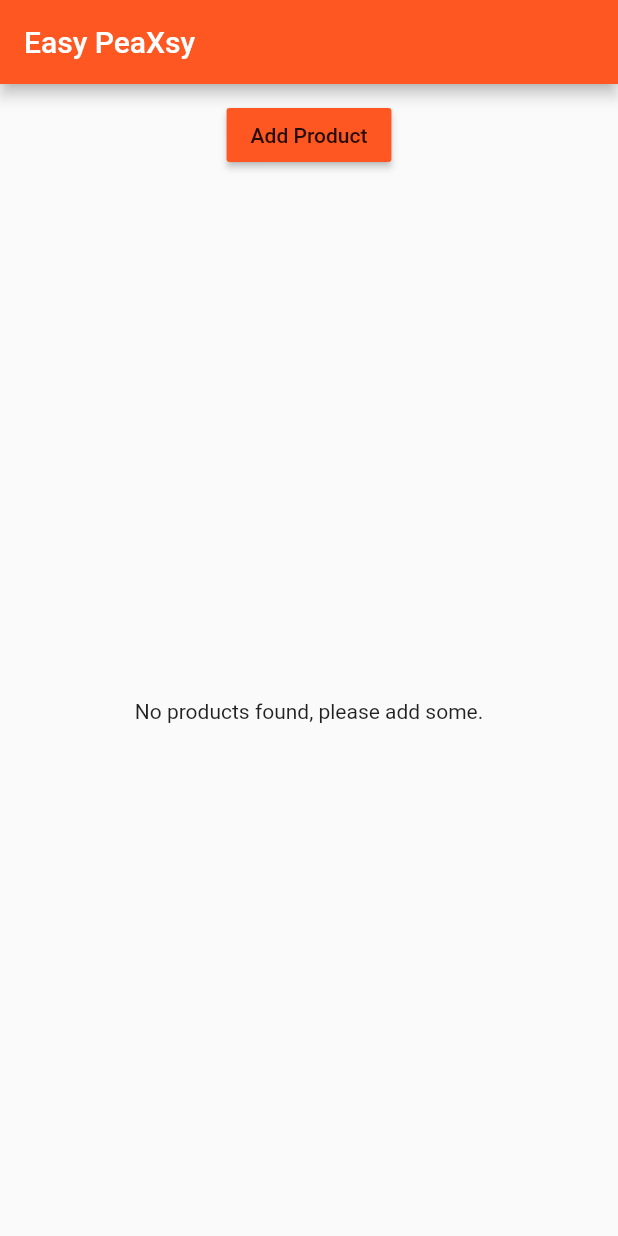
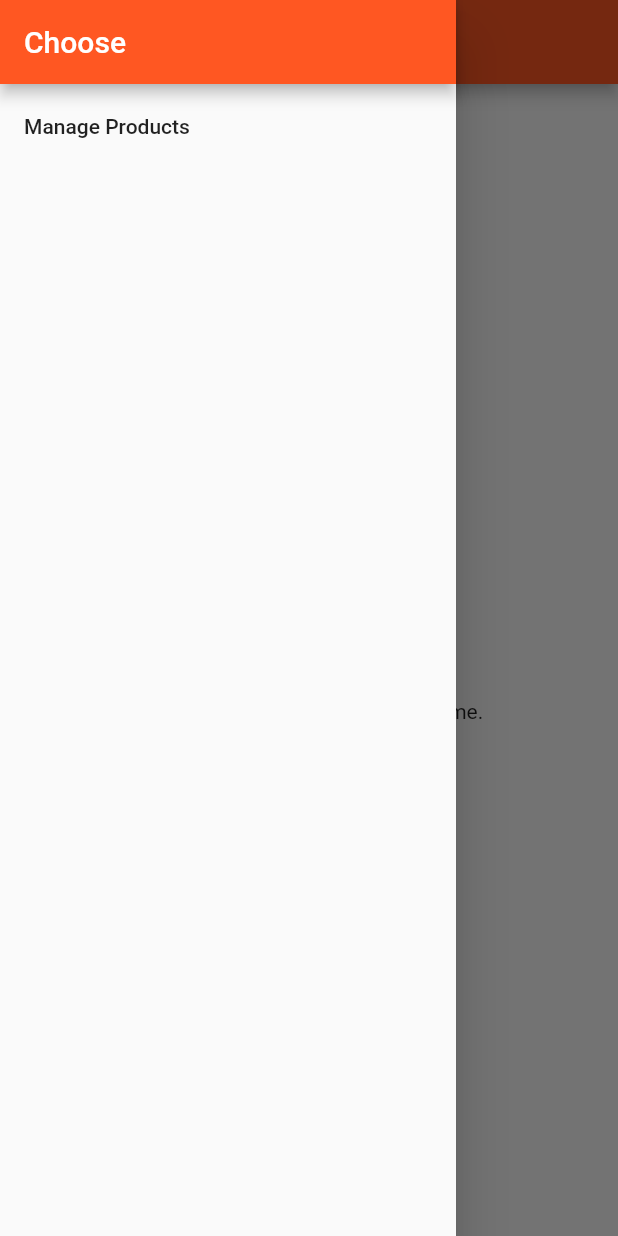
Before and after one commit to khmy2010/flutter-exercise-1, a Flutter app: the screen it shows after launch, with the side drawer open (before the commit the screen has no drawer), on a phone screen of 412 x 824 dp. Run offline on Flutter 3.47's test engine with Material 2 defaults, Android fonts, the phone set to English and light mode, and no system bars.

Commit message:
progress commit

```diff
--- a/lib/main.dart
+++ b/lib/main.dart
@@ -1,19 +1,67 @@
 import 'package:flutter/material.dart';
 
-import './pages/home.dart';
-
+// import './pages/auth.dart';
+import './pages/products_admin.dart';
+import './pages/products.dart';
+import './pages/product.dart';
 
 void main() => runApp(MyApp());
 
-class MyApp extends StatelessWidget {
+class MyApp extends StatefulWidget {
+  @override
+  State<StatefulWidget> createState() {
+    return _MyAppState();
+  }
+}
+
+class _MyAppState extends State<MyApp> {
+  List<Map<String, String>> _products = [];
+
+  void _addProduct(Map<String, String> product) {
+    setState(() {
+      _products.add(product);
+    });
+  }
+
+  void _deleteProduct(int index) {
+    setState(() {
+      _products.removeAt(index);
+    });
+  }
+
   Widget build(BuildContext context) {
     return MaterialApp(
       theme: ThemeData(
-        brightness: Brightness.light,
-        primarySwatch: Colors.deepOrange,
-        accentColor: Colors.deepPurple
-      ),
-      home: HomePage()
+          brightness: Brightness.light,
+          primarySwatch: Colors.deepOrange,
+          accentColor: Colors.deepPurple),
+      // home: AuthPage(),
+      routes: {
+        '/': (BuildContext context) =>
+            ProductsPage(_products, _addProduct, _deleteProduct),
+        '/admin': (BuildContext context) => ProductsAdminPage()
+      },
+      onGenerateRoute: (RouteSettings settings) {
+        final List<String> pathElements = settings.name.split('/');
+
+        if (pathElements[0] != '') {
+          return null;
+        }
+
+        if (pathElements[1] == 'product') {
+          final int index = int.parse(pathElements[2]);
+          return MaterialPageRoute<bool>(
+              builder: (BuildContext context) => ProductPage(
+                  _products[index]['title'], _products[index]['image']));
+        }
+
+        return null;
+      },
+      onUnknownRoute: (RouteSettings settings) {
+        return MaterialPageRoute(
+            builder: (BuildContext context) =>
+                ProductsPage(_products, _addProduct, _deleteProduct));
+      },
     );
   }
 }
--- a/lib/pages/home.dart
+++ /dev/null
@@ -1,15 +0,0 @@
-import 'package:flutter/material.dart';
-
-import '../product_manager.dart';
-
-class HomePage extends StatelessWidget {
-  @override
-  Widget build(BuildContext context) {
-    return Scaffold(
-      appBar: AppBar(
-        title: Text('Easy PeaXsy'),
-      ),
-      body: ProductManager(),
-    );
-  }
-}
--- /dev/null
+++ b/lib/pages/product_list.dart
@@ -0,0 +1,8 @@
+import 'package:flutter/material.dart';
+
+class ProductListPage extends StatelessWidget {
+  @override
+  Widget build(BuildContext context) {
+    return Center(child: Text('All Products'));
+  }
+}
--- /dev/null
+++ b/lib/pages/products.dart
@@ -0,0 +1,37 @@
+import 'package:flutter/material.dart';
+
+import '../product_manager.dart';
+
+class ProductsPage extends StatelessWidget {
+  final List<Map<String, String>> products;
+  final Function addProduct;
+  final Function deleteProduct;
+
+  ProductsPage(this.products, this.addProduct, this.deleteProduct);
+
+  @override
+  Widget build(BuildContext context) {
+    return Scaffold(
+      drawer: Drawer(
+        child: Column(
+          children: <Widget>[
+            AppBar(
+              automaticallyImplyLeading: false,
+              title: Text('Choose'),
+            ),
+            ListTile(
+              title: Text('Manage Products'),
+              onTap: () {
+                Navigator.pushReplacementNamed(context, '/admin');
+              },
+            )
+          ],
+        ),
+      ),
+      appBar: AppBar(
+        title: Text('Easy PeaXsy'),
+      ),
+      body: ProductManager(products, addProduct, deleteProduct),
+    );
+  }
+}
--- a/lib/product-control.dart
+++ b/lib/product-control.dart
@@ -10,7 +10,7 @@ class ProductControl extends StatelessWidget {
     return RaisedButton(
           color: Theme.of(context).primaryColor,
           onPressed: () {
-            addProduct('matcha');
+            addProduct({'title': 'Chocolate', 'image': 'assets/food.jpg'});
           },
           child: Text('Add Product'),
         );
--- a/lib/product_manager.dart
+++ b/lib/product_manager.dart
@@ -3,45 +3,23 @@ import 'package:flutter/material.dart';
 import './products.dart';
 import './product-control.dart';
 
-class ProductManager extends StatefulWidget {
-  final String startingProduct;
+class ProductManager extends StatelessWidget {
+  final List<Map<String, String>> products;
+  final Function addProduct;
+  final Function deleteProduct;
 
-  ProductManager({this.startingProduct});
-
-  @override
-  State<StatefulWidget> createState() {
-    return _ProductManagerState();
-  }
-}
-
-class _ProductManagerState extends State<ProductManager> {
-  List<String> _products = [];
-
-  @override
-  void initState() {
-    if (widget.startingProduct != null) {
-      _products.add(widget.startingProduct);
-    }
-
-    super.initState();
-  }
+  ProductManager(this.products, this.addProduct, this.deleteProduct);
 
   @override
   Widget build(BuildContext context) {
     return Column(children: [
       Container(
         margin: EdgeInsets.all(10.0),
-        child: ProductControl(_addProduct),
+        child: ProductControl(addProduct),
       ),
       Expanded(
-        child: Products(_products),
+        child: Products(products, deleteProduct: deleteProduct),
       )
     ]);
   }
-
-  void _addProduct(String product) {
-    setState(() {
-      _products.add(product);
-    });
-  }
 }
--- a/lib/products.dart
+++ b/lib/products.dart
@@ -1,22 +1,31 @@
 import 'package:flutter/material.dart';
 
+import './pages/product.dart';
+
 class Products extends StatelessWidget {
-  final List<String> products;
+  final List<Map<String, String>> products;
+  final Function deleteProduct;
 
-  Products(this.products);
+  Products(this.products, {this.deleteProduct});
 
   Widget _buildProductItem(BuildContext context, int index) {
     return Card(
       child: Column(
         children: <Widget>[
-          Image.asset('assets/food.jpg'),
-          Text(products[index]),
+          Image.asset(products[index]['image']),
+          Text(products[index]['title']),
           ButtonBar(
             alignment: MainAxisAlignment.center,
             children: <Widget>[
               FlatButton(
                 child: Text('Details'),
-                onPressed: () => {},
+                onPressed: () => Navigator.pushNamed<bool>(
+                            context, '/product/' + index.toString())
+                        .then((bool value) {
+                      if (value) {
+                        deleteProduct(index);
+                      }
+                    }),
               )
             ],
           )
```
Also changed, not shown: lib/pages/auth.dart (added, +23 -0 lines), lib/pages/product.dart (+54 -8 lines), lib/pages/product_create.dart (added, +20 -0 lines), lib/pages/products_admin.dart (added, +48 -0 lines), pubspec.lock, 1 other file.
